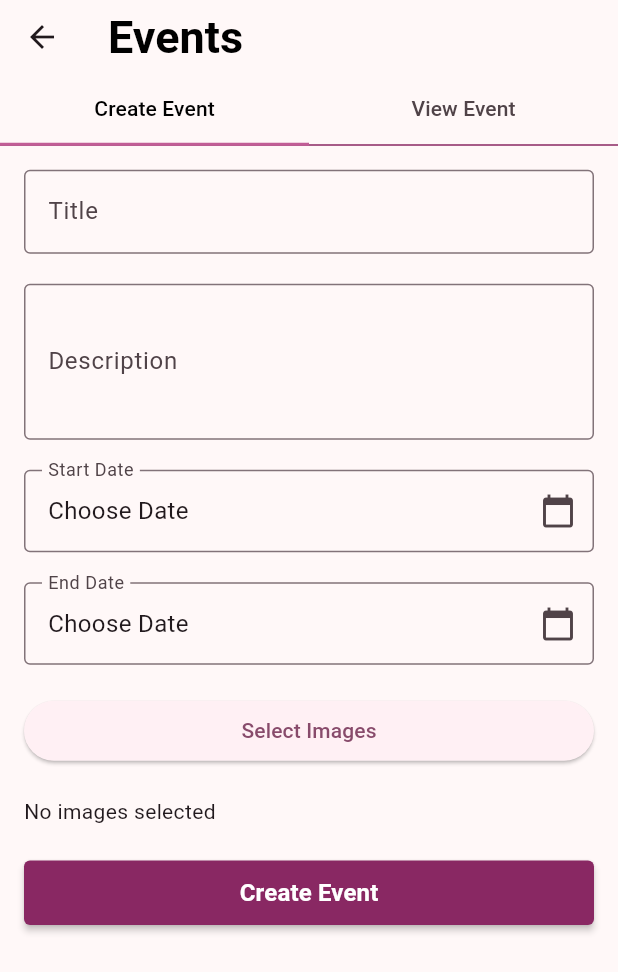
After one commit to MikhilMC/serene_host_app, a Flutter app: the EventScreen screen opened directly, on a phone screen of 412 x 824 dp. The commit adds this screen. Shown: the top 972 px of the screen. Run offline on Flutter 3.47's test engine with Material 3 defaults, Android fonts, the phone set to English and light mode, and no system bars; our stand-ins replace cached_network_image, faker, flutter_bloc, freezed_annotation, geocoding, geolocator and 1 more.

Commit message:
feat: adding event screen

```diff
--- /dev/null
+++ b/lib/app_modules/event_module/view/event_screen.dart
@@ -0,0 +1,67 @@
+import 'package:flutter/material.dart';
+import 'package:serene_host_app/app_constants/app_colors.dart';
+import 'package:serene_host_app/app_modules/event_module/widget/create_event_form.dart';
+import 'package:serene_host_app/app_modules/event_module/widget/view_event_widget.dart';
+
+class EventScreen extends StatefulWidget {
+  const EventScreen({super.key});
+
+  @override
+  State<EventScreen> createState() => _EventScreenState();
+}
+
+class _EventScreenState extends State<EventScreen>
+    with SingleTickerProviderStateMixin {
+  late final TabController _tabController;
+
+  @override
+  void initState() {
+    _tabController = TabController(length: 2, vsync: this);
+    super.initState();
+  }
+
+  @override
+  void dispose() {
+    _tabController.dispose();
+    super.dispose();
+  }
+
+  @override
+  Widget build(BuildContext context) {
+    final screenSize = MediaQuery.of(context).size;
+    return Scaffold(
+      appBar: AppBar(
+        title: Text("Events"),
+        titleTextStyle: const TextStyle(
+          color: Colors.black,
+          fontSize: 30,
+          fontWeight: FontWeight.bold,
+        ),
+        bottom: PreferredSize(
+          preferredSize: Size(
+            screenSize.width,
+            screenSize.height * 0.05,
+          ),
+          child: TabBar(
+            controller: _tabController,
+            dividerColor: AppColors.primaryColor,
+            indicatorColor: AppColors.secondaryColor,
+            indicatorSize: TabBarIndicatorSize.tab,
+            labelColor: Colors.black,
+            tabs: const [
+              Tab(
+                text: "Create Event",
+              ),
+              Tab(
+                text: "View Event",
+              ),
+            ],
+          ),
+        ),
+      ),
+      body: TabBarView(
+          controller: _tabController,
+          children: [CreateEventForm(), ViewEventWidget()]),
+    );
+  }
+}
--- /dev/null
+++ b/lib/app_modules/event_module/widget/create_event_form.dart
@@ -0,0 +1,161 @@
+import 'dart:io';
+
+import 'package:flutter/foundation.dart';
+import 'package:flutter/material.dart';
+import 'package:image_picker/image_picker.dart';
+import 'package:serene_host_app/app_constants/app_colors.dart';
+import 'package:serene_host_app/app_widgets/custom_button.dart';
+
+import 'package:serene_host_app/app_widgets/multiline_text_field.dart';
+import 'package:serene_host_app/app_widgets/normal_text_field.dart';
+import 'package:serene_host_app/app_widgets/select_date_widget.dart';
+
+class CreateEventForm extends StatefulWidget {
+  const CreateEventForm({super.key});
+
+  @override
+  State<CreateEventForm> createState() => _CreateEventFormState();
+}
+
+class _CreateEventFormState extends State<CreateEventForm> {
+  final _formKey = GlobalKey<FormState>();
+  final TextEditingController _titleController = TextEditingController();
+  final TextEditingController _descriptionController = TextEditingController();
+  final TextEditingController _startDateController = TextEditingController();
+  final TextEditingController _endDateController = TextEditingController();
+  final List<File> _selectedImages = [];
+  DateTime? _startDate;
+  DateTime? _endDate;
+
+  Future<void> _pickImages() async {
+    final ImagePicker picker = ImagePicker();
+    final List<XFile> images = await picker.pickMultiImage();
+    setState(() {
+      _selectedImages.addAll(images.map((image) => File(image.path)).toList());
+    });
+  }
+
+  void _removeImage(int index) {
+    setState(() {
+      _selectedImages.removeAt(index);
+    });
+  }
+
+  void _createEvent() {
+    if (_formKey.currentState!.validate()) {
+      // Process the form data
+      if (kDebugMode) {
+        print('Title: ${_titleController.text}');
+        print('Description: ${_descriptionController.text}');
+        print('Start Date: ${_startDateController.text}');
+        print('End Date: ${_endDateController.text}');
+        print('Images: ${_selectedImages.length}');
+      }
+    }
+  }
+
+  @override
+  Widget build(BuildContext context) {
+    return Scaffold(
+      body: Padding(
+        padding: const EdgeInsets.all(16.0),
+        child: Form(
+          key: _formKey,
+          child: ListView(
+            children: [
+              NormalTextField(
+                textEditingController: _titleController,
+                validatorFunction: (value) {
+                  if (value == null || value.isEmpty) {
+                    return 'Please enter event title';
+                  }
+                  return null;
+                },
+                labelText: "Title",
+                hintText: "Enter event title",
+              ),
+              const SizedBox(height: 20),
+              MultilineTextField(
+                label: "Description",
+                controller: _descriptionController,
+                hintText: "Enter event description",
+                validatorFunction: (value) {
+                  if (value == null || value.isEmpty) {
+                    return 'Please enter a description';
+                  }
+                  return null;
+                },
+              ),
+              const SizedBox(height: 20),
+              SelectDateWidget(
+                value: _startDate,
+                firstDate: DateTime.now(),
+                lastDate: DateTime.now().add(Duration(days: 365)),
+                onValueChange: (value) {
+                  setState(() {
+                    _startDate = value;
+                  });
+                },
+                labelText: "Start Date",
+              ),
+              const SizedBox(height: 20),
+              SelectDateWidget(
+                value: _endDate,
+                firstDate: DateTime.now(),
+                lastDate: DateTime.now().add(Duration(days: 365)),
+                onValueChange: (value) {
+                  setState(() {
+                    _endDate = value;
+                  });
+                },
+                labelText: "End Date",
+              ),
+              const SizedBox(height: 20),
+              ElevatedButton(
+                onPressed: _pickImages,
+                child: const Text('Select Images'),
+              ),
+              const SizedBox(height: 20),
+              _selectedImages.isEmpty
+                  ? const Text('No images selected')
+                  : Wrap(
+                      spacing: 8.0,
+                      runSpacing: 8.0,
+                      children: _selectedImages.asMap().entries.map((entry) {
+                        int idx = entry.key;
+                        File image = entry.value;
+                        return Stack(
+                          children: [
+                            Image.file(
+                              image,
+                              width: 100,
+                              height: 100,
+                              fit: BoxFit.cover,
+                            ),
+                            Positioned(
+                              right: 0,
+                              child: IconButton(
+                                icon:
+                                    const Icon(Icons.close, color: Colors.red),
+                                onPressed: () => _removeImage(idx),
+                              ),
+                            ),
+                          ],
+                        );
+                      }).toList(),
+                    ),
+              const SizedBox(height: 20),
+              CustomButton(
+                buttonWidth: double.infinity,
+                backgroundColor: AppColors.primaryColor,
+                textColor: Colors.white,
+                labelText: "Create Event",
+                onClick: _createEvent,
+              ),
+            ],
+          ),
+        ),
+      ),
+    );
+  }
+}
--- /dev/null
+++ b/lib/app_widgets/custom_button.dart
@@ -0,0 +1,46 @@
+// ignore_for_file: public_member_api_docs, sort_constructors_first
+import 'package:flutter/material.dart';
+
+class CustomButton extends StatelessWidget {
+  final double buttonWidth;
+  final Color backgroundColor;
+  final Color textColor;
+  final String labelText;
+  final VoidCallback onClick;
+  const CustomButton({
+    super.key,
+    required this.buttonWidth,
+    required this.backgroundColor,
+    required this.textColor,
+    required this.labelText,
+    required this.onClick,
+  });
+
+  @override
+  Widget build(BuildContext context) {
+    return SizedBox(
+      width: buttonWidth,
+      child: ElevatedButton(
+        style: ElevatedButton.styleFrom(
+          shape: RoundedRectangleBorder(
+            borderRadius: BorderRadius.circular(4),
+          ),
+          backgroundColor: backgroundColor,
+          elevation: 2,
+        ),
+        onPressed: onClick,
+        child: Padding(
+          padding: EdgeInsets.all(10.0),
+          child: Text(
+            labelText,
+            style: TextStyle(
+              fontSize: 16,
+              fontWeight: FontWeight.bold,
+              color: textColor,
+            ),
+          ),
+        ),
+      ),
+    );
+  }
+}
--- a/lib/app_widgets/multiline_text_field.dart
+++ b/lib/app_widgets/multiline_text_field.dart
@@ -25,6 +25,7 @@ class MultilineTextField extends StatelessWidget {
         labelText: label,
         border: OutlineInputBorder(),
       ),
+      validator: validatorFunction,
     );
   }
 }
--- /dev/null
+++ b/lib/app_widgets/select_date_widget.dart
@@ -0,0 +1,54 @@
+// ignore_for_file: public_member_api_docs, sort_constructors_first
+import 'package:flutter/material.dart';
+import 'package:intl/intl.dart';
+
+class SelectDateWidget extends StatelessWidget {
+  final DateTime? value;
+  final DateTime firstDate;
+  final DateTime lastDate;
+  final Function(DateTime) onValueChange;
+  final String labelText;
+
+  const SelectDateWidget({
+    super.key,
+    required this.value,
+    required this.firstDate,
+    required this.lastDate,
+    required this.onValueChange,
+    required this.labelText,
+  });
+
+  Future<void> _selectDate(BuildContext context) async {
+    DateTime today = DateTime.now();
+    final DateTime? picked = await showDatePicker(
+      context: context,
+      initialDate: value ?? today,
+      firstDate: firstDate,
+      lastDate: lastDate, // Booking for next 30 days
+    );
+
+    if (picked != null && picked != value) {
+      onValueChange(picked);
+    }
+  }
+
+  @override
+  Widget build(BuildContext context) {
+    return InkWell(
+      onTap: () => _selectDate(context),
+      child: InputDecorator(
+        decoration: InputDecoration(
+          border: OutlineInputBorder(),
+          suffixIcon: Icon(Icons.calendar_today),
+          labelText: labelText,
+        ),
+        child: Text(
+          value == null
+              ? 'Choose Date'
+              : DateFormat('dd-MM-yyyy').format(value!),
+          style: const TextStyle(fontSize: 16),
+        ),
+      ),
+    );
+  }
+}
```
Also changed, not shown: lib/app_modules/event_module/widget/view_event_widget.dart (added, +107 -0 lines), lib/app_modules/home_page_module/view/home_screen.dart (+22 -0 lines), 1 other file.
